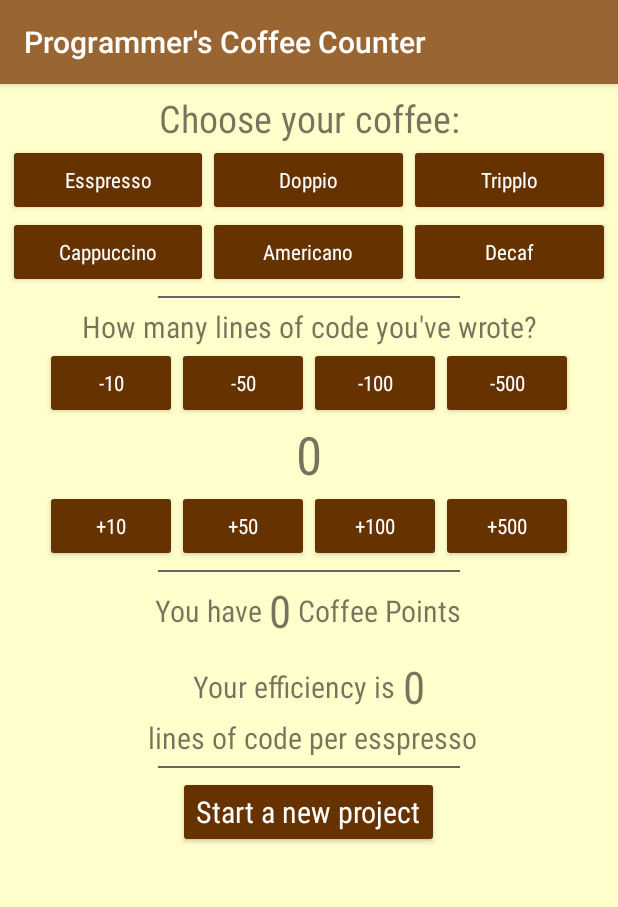
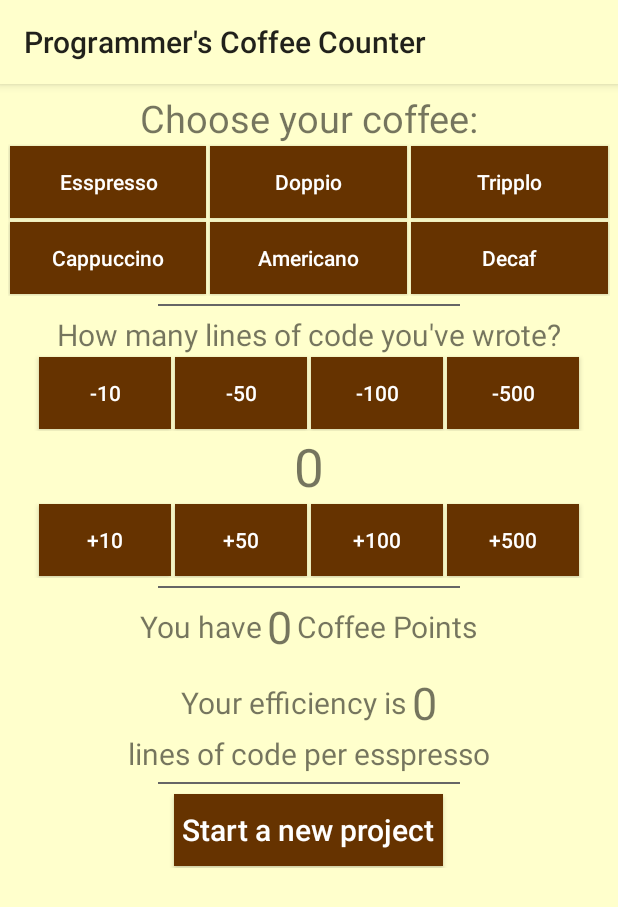
Before and after one commit to JoannaHulek/Programmer-s-Coffee-Counter, an Android app: the screen it shows after launch (MainActivity), on a phone screen of 412 x 824 dp. Shown: the top 907 px of the screen. Run offline under Robolectric (Android 15) with nearby library versions, the phone set to English and light mode, and no system bars.

Commit message:
code review

```diff
--- a/app/src/main/java/com/example/android/programmercoffeecounter/MainActivity.java
+++ b/app/src/main/java/com/example/android/programmercoffeecounter/MainActivity.java
@@ -3,10 +3,18 @@ package com.example.android.programmercoffeecounter;
 import android.support.v7.app.AppCompatActivity;
 import android.os.Bundle;
 import android.view.View;
+import android.widget.ImageView;
 import android.widget.TextView;
+import android.widget.Toast;
+import android.widget.ToggleButton;
+
+import java.util.Arrays;
+import java.util.Collections;
+import java.util.logging.Logger;
 
 import static android.R.attr.inAnimation;
 import static android.R.attr.lines;
+import static com.example.android.programmercoffeecounter.R.id.efficiency;
 
 public class MainActivity extends AppCompatActivity {
 
@@ -14,6 +22,27 @@ public class MainActivity extends AppCompatActivity {
     protected void onCreate(Bundle savedInstanceState) {
         super.onCreate(savedInstanceState);
         setContentView(R.layout.activity_main);
+    }
+
+    @Override
+    public void onRestoreInstanceState(Bundle bundle) {
+
+        super.onRestoreInstanceState(bundle);
+
+       coffeePoints = bundle.getInt("coffePoints");
+        linesOfCode = bundle.getInt("linesOfCode");
+        efficiency = bundle.getInt("efficiency");
+
+        display();
+    }
+
+    @Override
+    public void onSaveInstanceState (Bundle bundle){
+        bundle.putInt("coffePoints",coffeePoints);
+        bundle.putInt("linesOfCode",linesOfCode);
+        bundle.putInt("efficiency",efficiency);
+
+    super.onSaveInstanceState(bundle);
     }
 
     private int coffeePoints = 0;
@@ -28,7 +57,6 @@ public class MainActivity extends AppCompatActivity {
         coffeePoints += points;
 
         display();
-
     }
 
     public void addLinesOfCode(View v) {
@@ -39,7 +67,6 @@ public class MainActivity extends AppCompatActivity {
         linesOfCode += lines;
 
         display();
-
     }
 
     private void countEfficiency() {
@@ -47,7 +74,6 @@ public class MainActivity extends AppCompatActivity {
         if (coffeePoints == 0) efficiency = linesOfCode * 10;
         else if (coffeePoints < 0) efficiency = linesOfCode * 100;
         else efficiency = (linesOfCode / coffeePoints) * 2;
-
     }
 
     private void display() {
@@ -62,7 +88,6 @@ public class MainActivity extends AppCompatActivity {
 
         TextView efficiencyViev = (TextView) findViewById(R.id.efficiency);
         efficiencyViev.setText(String.valueOf(efficiency));
-
     }
 
     public void reset(View v) {
@@ -71,7 +96,5 @@ public class MainActivity extends AppCompatActivity {
         linesOfCode = 0;
         efficiency = 0;
         display();
-
-
     }
 }
--- a/app/src/main/res/layout/activity_main.xml
+++ b/app/src/main/res/layout/activity_main.xml
@@ -1,19 +1,23 @@
 <?xml version="1.0" encoding="utf-8"?>
+
+<ScrollView xmlns:android="http://schemas.android.com/apk/res/android"
+    android:layout_width="match_parent"
+    android:layout_height="match_parent">
+
     <LinearLayout xmlns:android="http://schemas.android.com/apk/res/android"
         xmlns:tools="http://schemas.android.com/tools"
         android:id="@+id/activity_main"
         android:layout_width="match_parent"
-    android:layout_height="match_parent"
+        android:layout_height="wrap_content"
         android:orientation="vertical"
-    android:padding="5sp"
-    android:background="#FFFFCC"
+        android:padding="5dp"
         tools:context="com.example.android.programmercoffeecounter.MainActivity">
 
         <TextView
             android:layout_width="match_parent"
             android:layout_height="wrap_content"
             android:gravity="center"
-        android:text="Choose your coffee:"
+            android:text="@string/choose_your_coffee"
             android:textSize="25sp" />
 
 
@@ -30,19 +34,19 @@
 
                 <Button
                     android:layout_width="match_parent"
+                    style="@style/buttonStyle"
                     android:layout_height="wrap_content"
                     android:onClick="addCoffeePoints"
                     android:tag="2"
-                android:text="Esspresso" />
+                    android:text="@string/esspresso" />
 
                 <Button
                     android:layout_width="match_parent"
                     android:layout_height="wrap_content"
+                    style="@style/buttonStyle"
                     android:onClick="addCoffeePoints"
                     android:tag="1"
-                android:text="Cappuccino" />
-
-
+                    android:text="@string/cappuccino" />
 
             </LinearLayout>
 
@@ -56,19 +60,18 @@
                 <Button
                     android:layout_width="match_parent"
                     android:layout_height="wrap_content"
+                    style="@style/buttonStyle"
                     android:onClick="addCoffeePoints"
                     android:tag="4"
-                android:text="Doppio" />
+                    android:text="@string/doppio" />
 
                 <Button
                     android:layout_width="match_parent"
                     android:layout_height="wrap_content"
+                    style="@style/buttonStyle"
                     android:onClick="addCoffeePoints"
                     android:tag="1"
-                android:text="Americano" />
-
-
-
+                    android:text="@string/americano" />
             </LinearLayout>
 
             <LinearLayout
@@ -80,41 +83,37 @@
                 <Button
                     android:layout_width="match_parent"
                     android:layout_height="wrap_content"
+                    style="@style/buttonStyle"
                     android:onClick="addCoffeePoints"
                     android:tag="6"
-                android:text="Tripplo" />
-
+                    android:text="@string/tripplo" />
 
                 <Button
+                    android:id="@+id/button"
                     android:layout_width="match_parent"
                     android:layout_height="wrap_content"
                     android:onClick="addCoffeePoints"
+                    style="@style/buttonStyle"
                     android:tag="-1"
-                android:text="Decaf"
-                android:id="@+id/button" />
-
+                    android:text="@string/decaf" />
             </LinearLayout>
-
-
         </LinearLayout>
-
-
 
         <View
             android:layout_width="match_parent"
             android:layout_height="1dp"
-        android:layout_marginBottom="5sp"
+            android:layout_marginBottom="5dp"
             android:layout_marginLeft="100dp"
             android:layout_marginRight="100dp"
-        android:layout_marginTop="5sp"
-        android:background="#666666"></View>
+            android:layout_marginTop="5dp"
+            android:background="#666666" />
 
         <TextView
             android:layout_width="match_parent"
             android:layout_height="wrap_content"
             android:gravity="center"
-        android:text="How many lines of code you've wrote?"
-        android:textSize="20dp" />
+            android:text="@string/how_many_lines_of_code_you_ve_wrote"
+            android:textSize="20sp" />
 
         <LinearLayout
             android:layout_width="match_parent"
@@ -122,17 +121,11 @@
             android:gravity="center"
             android:orientation="horizontal">
 
-        <LinearLayout
-            android:layout_width="wrap_content"
-            android:layout_height="wrap_content"
-            android:orientation="vertical">
-
-
-        </LinearLayout>
 
             <Button
                 android:layout_width="wrap_content"
                 android:layout_height="wrap_content"
+                style="@style/buttonStyle"
                 android:onClick="addLinesOfCode"
                 android:tag="-10"
                 android:text="-10" />
@@ -140,12 +133,14 @@
             <Button
                 android:layout_width="wrap_content"
                 android:layout_height="wrap_content"
+                style="@style/buttonStyle"
                 android:onClick="addLinesOfCode"
                 android:tag="-50"
                 android:text="-50" />
 
             <Button
                 android:layout_width="wrap_content"
+                style="@style/buttonStyle"
                 android:layout_height="wrap_content"
                 android:onClick="addLinesOfCode"
                 android:tag="-100"
@@ -155,6 +150,7 @@
                 android:layout_width="wrap_content"
                 android:layout_height="wrap_content"
                 android:onClick="addLinesOfCode"
+                style="@style/buttonStyle"
                 android:tag="-500"
                 android:text="-500" />
 
@@ -166,7 +162,7 @@
             android:layout_height="wrap_content"
             android:layout_gravity="center"
             android:text="0"
-        android:textSize="35dp" />
+            android:textSize="35sp" />
 
         <LinearLayout
             android:layout_width="match_parent"
@@ -176,6 +172,7 @@
 
             <Button
                 android:layout_width="wrap_content"
+                style="@style/buttonStyle"
                 android:layout_height="wrap_content"
                 android:onClick="addLinesOfCode"
                 android:tag="+10"
@@ -183,6 +180,7 @@
 
             <Button
                 android:layout_width="wrap_content"
+                style="@style/buttonStyle"
                 android:layout_height="wrap_content"
                 android:onClick="addLinesOfCode"
                 android:tag="+50"
@@ -190,6 +188,7 @@
 
             <Button
                 android:layout_width="wrap_content"
+                style="@style/buttonStyle"
                 android:layout_height="wrap_content"
                 android:onClick="addLinesOfCode"
                 android:tag="+100"
@@ -198,53 +197,50 @@
             <Button
                 android:layout_width="wrap_content"
                 android:layout_height="wrap_content"
+                style="@style/buttonStyle"
                 android:onClick="addLinesOfCode"
                 android:tag="+500"
                 android:text="+500" />
-
-
         </LinearLayout>
-
 
         <View
             android:layout_width="match_parent"
             android:layout_height="1dp"
-        android:layout_marginBottom="5sp"
+            android:layout_marginBottom="5dp"
             android:layout_marginLeft="100dp"
             android:layout_marginRight="100dp"
-        android:layout_marginTop="5sp"
-        android:background="#666666"></View>
+            android:layout_marginTop="5dp"
+            android:background="#666666" />
+
         <LinearLayout
             android:layout_width="match_parent"
             android:layout_height="wrap_content"
             android:gravity="center"
-        android:paddingBottom="10dp"
-        android:orientation="horizontal">
-
+            android:orientation="horizontal"
+            android:paddingBottom="10dp">
 
             <TextView
                 android:layout_width="wrap_content"
                 android:layout_height="wrap_content"
-            android:text="You have "
-            android:textSize="20dp" />
+                android:text="@string/you_have"
+                android:textSize="20sp" />
 
             <TextView
                 android:id="@+id/coffee_points"
                 android:layout_width="wrap_content"
                 android:layout_height="wrap_content"
+                android:layout_marginLeft="3dp"
+                android:layout_marginRight="3dp"
                 android:text="0"
-            android:textSize="30dp" />
+                android:textSize="30sp" />
 
             <TextView
                 android:id="@+id/textView"
                 android:layout_width="wrap_content"
                 android:layout_height="wrap_content"
-            android:text=" Coffee Points"
-            android:textSize="20dp" />
-
-
+                android:text="@string/coffee_points"
+                android:textSize="20sp" />
         </LinearLayout>
-
 
         <LinearLayout
             android:layout_width="match_parent"
@@ -252,48 +248,44 @@
             android:gravity="center"
             android:orientation="horizontal">
 
-
             <TextView
                 android:layout_width="wrap_content"
                 android:layout_height="wrap_content"
-            android:text="Your efficiency is "
-            android:textSize="20dp" />
+                android:text="@string/your_efficiency_is"
+                android:textSize="20sp" />
 
             <TextView
                 android:id="@+id/efficiency"
                 android:layout_width="wrap_content"
                 android:layout_height="wrap_content"
+                android:layout_marginLeft="3dp"
                 android:text="0"
-            android:textSize="30dp" />
-
-
-
-
+                android:textSize="30sp" />
         </LinearLayout>
 
         <TextView
             android:layout_width="wrap_content"
             android:layout_height="wrap_content"
             android:layout_gravity="center"
-        android:text=" lines of code per esspresso"
-        android:textSize="20dp" />
+            android:text="@string/lines_of_code_per_esspresso"
+            android:textSize="20sp" />
 
         <View
             android:layout_width="match_parent"
             android:layout_height="1dp"
-        android:layout_marginBottom="5sp"
+            android:layout_marginBottom="5dp"
             android:layout_marginLeft="100dp"
             android:layout_marginRight="100dp"
-        android:layout_marginTop="5sp"
-        android:background="#666666"></View>
-
+            android:layout_marginTop="5dp"
+            android:background="#666666" />
 
         <Button
+            style="@style/buttonStyle"
             android:layout_width="wrap_content"
             android:layout_height="wrap_content"
             android:layout_gravity="center"
             android:onClick="reset"
-        android:textSize="20dp"
-        android:text="Start a new project" />
-
+            android:text="@string/start_a_new_project"
+            android:textSize="20sp" />
     </LinearLayout>
+</ScrollView>
--- a/app/src/main/res/values-w820dp/dimens.xml
+++ /dev/null
@@ -1,6 +0,0 @@
-<resources>
-    <!-- Example customization of dimensions originally defined in res/values/dimens.xml
-         (such as screen margins) for screens with more than 820dp of available width. This
-         would include 7" and 10" devices in landscape (~960dp and ~1280dp respectively). -->
-    <dimen name="activity_horizontal_margin">64dp</dimen>
-</resources>
--- a/app/src/main/res/values/colors.xml
+++ b/app/src/main/res/values/colors.xml
@@ -1,6 +1,7 @@
 <?xml version="1.0" encoding="utf-8"?>
 <resources>
-    <color name="colorPrimary">#3F51B5</color>
-    <color name="colorPrimaryDark">#303F9F</color>
+    <color name="colorPrimary">#996633</color>
+    <color name="colorPrimaryDark">#663300</color>
     <color name="colorAccent">#FF4081</color>
+    <color name="backgroundColor">#FFFFCC</color>
 </resources>
--- a/app/src/main/res/values/dimens.xml
+++ /dev/null
@@ -1,5 +0,0 @@
-<resources>
-    <!-- Default screen margins, per the Android Design guidelines. -->
-    <dimen name="activity_horizontal_margin">16dp</dimen>
-    <dimen name="activity_vertical_margin">16dp</dimen>
-</resources>
--- a/app/src/main/res/values/strings.xml
+++ b/app/src/main/res/values/strings.xml
@@ -1,3 +1,16 @@
 <resources>
     <string name="app_name">Programmer\'s Coffee Counter</string>
+    <string name="start_a_new_project">Start a new project</string>
+    <string name="lines_of_code_per_esspresso">lines of code per esspresso</string>
+    <string name="your_efficiency_is">Your efficiency is </string>
+    <string name="coffee_points"> Coffee Points</string>
+    <string name="you_have">You have </string>
+    <string name="how_many_lines_of_code_you_ve_wrote">How many lines of code you\'ve wrote?</string>
+    <string name="decaf">Decaf</string>
+    <string name="tripplo">Tripplo</string>
+    <string name="americano">Americano</string>
+    <string name="doppio">Doppio</string>
+    <string name="cappuccino">Cappuccino</string>
+    <string name="esspresso">Esspresso</string>
+    <string name="choose_your_coffee">Choose your coffee:</string>
 </resources>
--- a/app/src/main/res/values/styles.xml
+++ b/app/src/main/res/values/styles.xml
@@ -1,21 +1,17 @@
 <resources>
 
-    <!-- Base application theme. -->
-    <style name="AppTheme" parent="Theme.AppCompat.Light.DarkActionBar">
-        <!-- Customize your theme here. -->
-        <item name="colorPrimary">#996633</item>
-        <item name="colorPrimaryDark">#663300</item>
+    <style name="AppTheme" parent="Theme.AppCompat.Light">
+        <item name="android:background">@color/backgroundColor</item>
+        <item name="colorPrimary">@color/colorPrimary</item>
+        <item name="colorPrimaryDark">@color/colorPrimaryDark</item>
         <item name="colorAccent">@color/colorAccent</item>
-<item name="android:fontFamily">sans-serif-condensed</item>
-        <item name="android:colorButtonNormal">#663300</item>
-        <item name="android:textAppearanceButton">@style/TextAppearance.AppCompat.Button.Custom</item>
-
     </style>
 
-    <style name="TextAppearance.AppCompat.Button.Custom">
+    <style name="buttonStyle">
         <item name="android:textColor">#fff</item>
         <item name="textAllCaps">false</item>
+        <item name="android:background">#663300</item>
+        <item name="android:padding">5dp</item>
+        <item name="android:layout_margin">1dp</item>
     </style>
-
-
 </resources>
--- a/build.gradle
+++ b/build.gradle
@@ -5,7 +5,7 @@ buildscript {
         jcenter()
     }
     dependencies {
-        classpath 'com.android.tools.build:gradle:2.2.3'
+        classpath 'com.android.tools.build:gradle:2.3.3'
 
         // NOTE: Do not place your application dependencies here; they belong
         // in the individual module build.gradle files
```
Also changed, not shown: 1 other file. Lines whose indentation alone changed are shown as unchanged.
